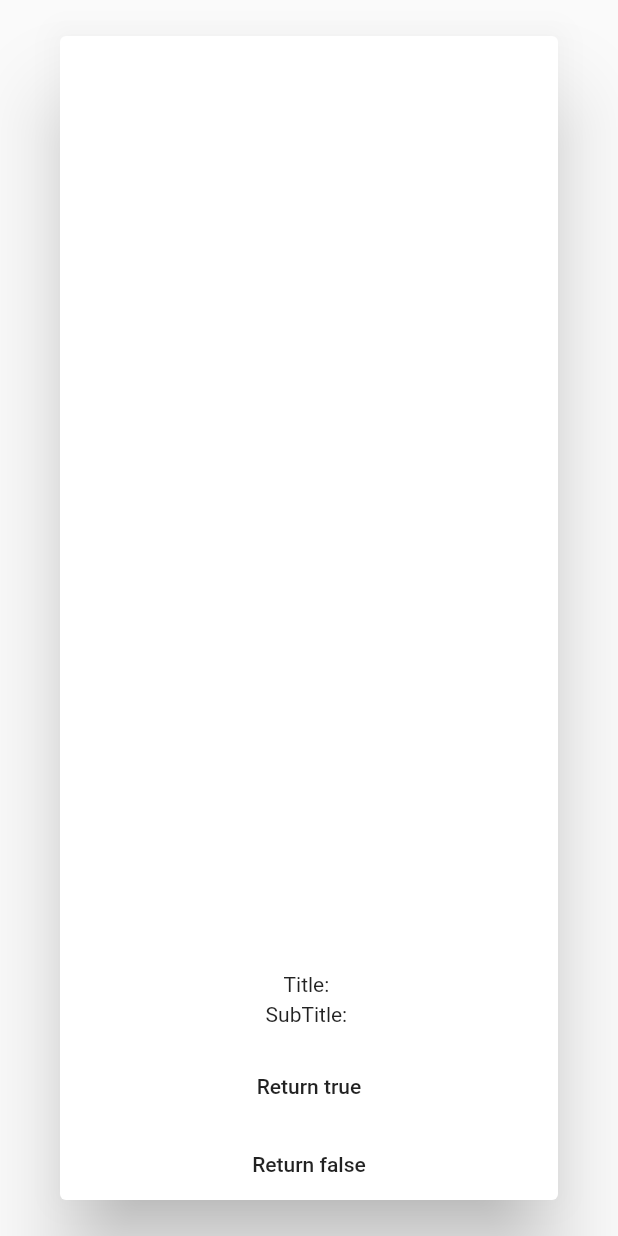
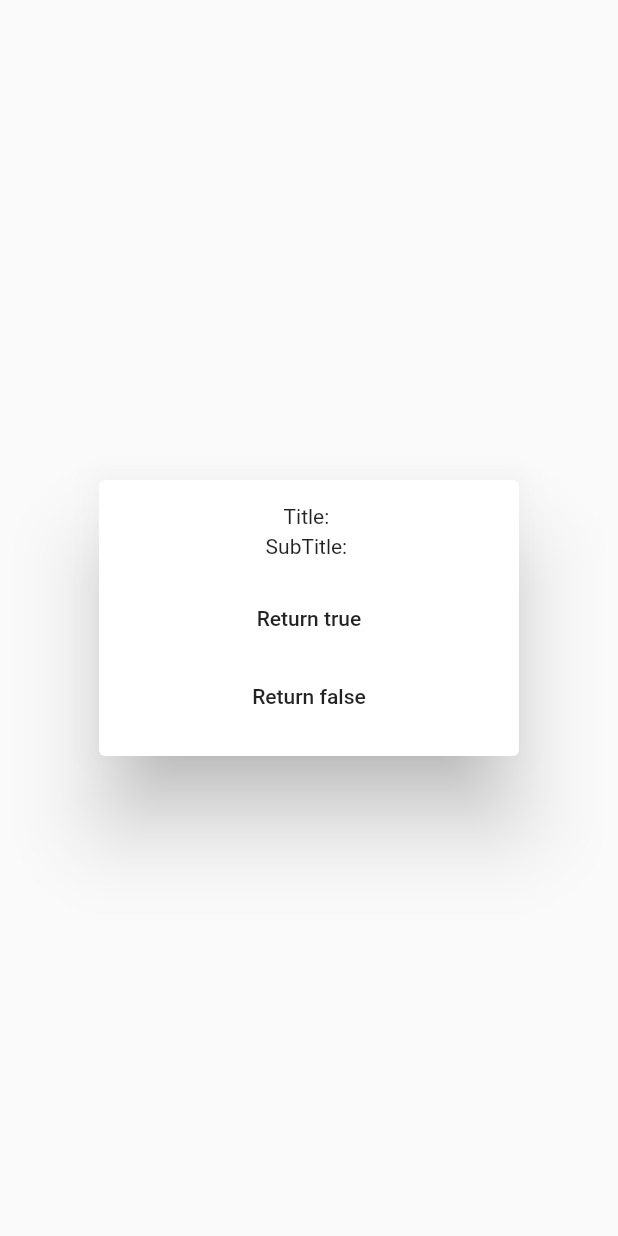
Before and after one commit to ikbendewilliam/get_x_navigation_generator, a Flutter app: the SomeDialog widget shown alone on an empty page, opened directly with empty values, on a phone screen of 412 x 824 dp. Run offline on Flutter 3.47's test engine with Material 2 defaults, Android fonts, the phone set to English and light mode, and no system bars; our stand-ins replace get, glob; missing offline and left inert: analyzer, build, code_builder, dart_style, source_gen.

Commit message:
Updated example

```diff
--- a/get_x_navigation_generator/example/lib/dialog.dart
+++ b/get_x_navigation_generator/example/lib/dialog.dart
@@ -18,10 +18,11 @@ class SomeDialog extends StatelessWidget {
   @override
   Widget build(BuildContext context) {
     return Dialog(
-      child: Center(
+      child: Padding(
+        padding: const EdgeInsets.all(16),
         child: Column(
+          mainAxisSize: MainAxisSize.min,
           children: [
-            const Spacer(),
             Text('Title: $title'),
             const SizedBox(height: 4),
             Text('SubTitle: $subTitle'),
--- a/get_x_navigation_generator/example/pubspec.yaml
+++ b/get_x_navigation_generator/example/pubspec.yaml
@@ -20,9 +20,9 @@ dev_dependencies:
     path: ../
 
 # Comment before publishing
-dependency_overrides:
-  get_x_navigation_generator_annotations:
-    path: ../../get_x_navigation_generator_annotations
+# dependency_overrides:
+#   get_x_navigation_generator_annotations:
+#     path: ../../get_x_navigation_generator_annotations
 
 flutter:
   uses-material-design: true
--- a/get_x_navigation_generator/pubspec.yaml
+++ b/get_x_navigation_generator/pubspec.yaml
@@ -26,8 +26,8 @@ dev_dependencies:
   flutter_lints: ^2.0.0
 
 # Comment before publishing
-dependency_overrides:
-  get_x_navigation_generator_annotations:
-    path: ../get_x_navigation_generator_annotations
+# dependency_overrides:
+#   get_x_navigation_generator_annotations:
+#     path: ../get_x_navigation_generator_annotations
 
 flutter:
```
